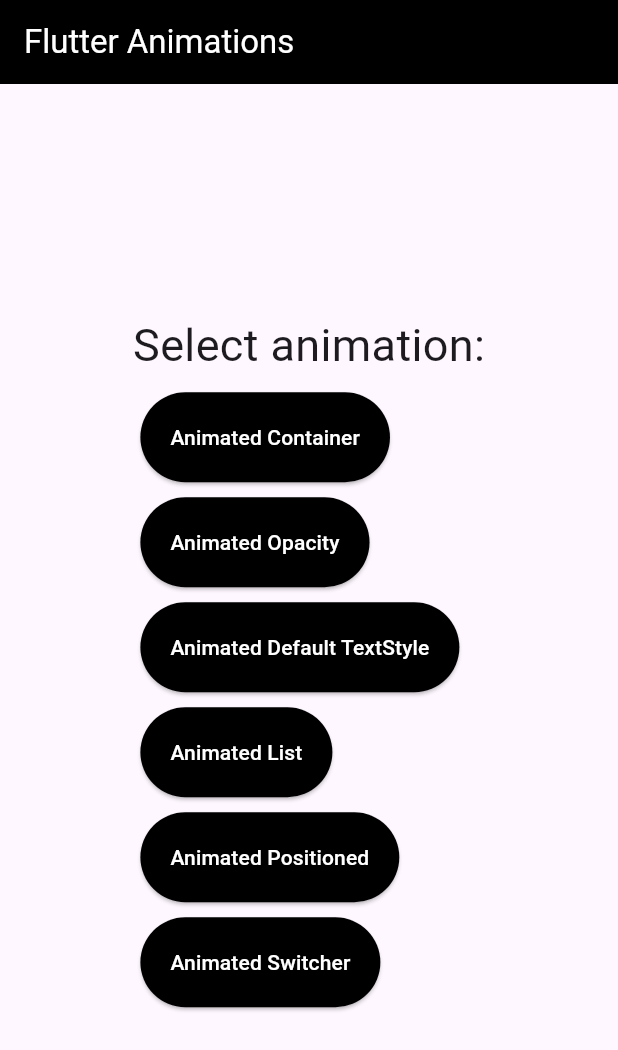
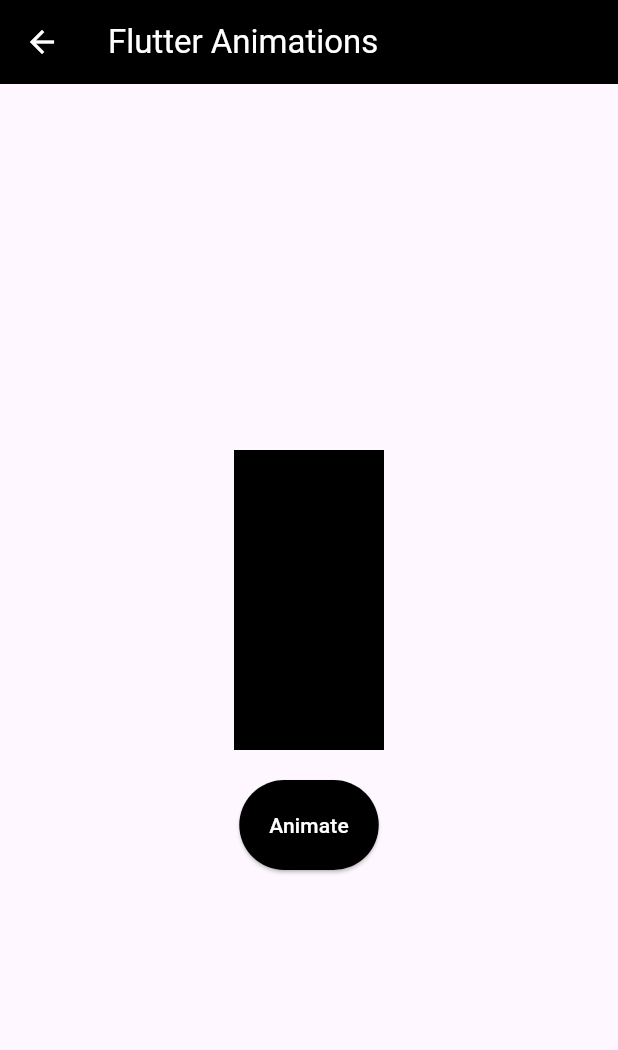
Before and after one commit to mernaislam/Flutter-Animations-pt1, a Flutter app: the screen it shows after launch, after a tap on "Animated Switcher", on a phone screen of 412 x 824 dp. Shown: the top 1050 px of the screen. Run offline on Flutter 3.47's test engine with Material 3 defaults, Android fonts, the phone set to English and light mode, and no system bars; network calls fail.

Commit message:
feat: Add Animated Switcher

```diff
--- a/flutter_animations_pt1/lib/main.dart
+++ b/flutter_animations_pt1/lib/main.dart
@@ -3,6 +3,7 @@
 import 'package:flutter_animations_pt1/screens/animated_list_screen.dart';
 import 'package:flutter_animations_pt1/screens/animated_opacity_screen.dart';
 import 'package:flutter_animations_pt1/screens/animated_positioned_screen.dart';
+import 'package:flutter_animations_pt1/screens/animated_switcher_screen.dart';
 import 'package:flutter_animations_pt1/screens/animated_text_style_screen.dart';
 import 'package:flutter_animations_pt1/screens/home_screen.dart';
 
@@ -25,6 +26,7 @@
         AnimatedTextStyleScreen.id : (context) => const AnimatedTextStyleScreen(),
         AnimatedListScreen.id : (context) => const AnimatedListScreen(),
         AnimatedPositionedScreen.id : (context) => const AnimatedPositionedScreen(),
+        AnimatedSwitcherScreen.id : (context) => const AnimatedSwitcherScreen(),
       },
       initialRoute: HomeScreen.id,
     );
--- /dev/null
+++ b/flutter_animations_pt1/lib/screens/animated_switcher_screen.dart
@@ -0,0 +1,69 @@
+import 'package:flutter/material.dart';
+import 'package:flutter/widgets.dart';
+import 'package:flutter_animations_pt1/core/helpers.dart';
+
+class AnimatedSwitcherScreen extends StatefulWidget {
+  const AnimatedSwitcherScreen({super.key});
+
+  static const id = 'Animated Switcher';
+  @override
+  State<AnimatedSwitcherScreen> createState() => _AnimatedSwitcherScreenState();
+}
+
+class _AnimatedSwitcherScreenState extends State<AnimatedSwitcherScreen> {
+  bool toggle = false;
+
+  @override
+  Widget build(BuildContext context) {
+    return Scaffold(
+      appBar: AppBar(
+        title: const Text('Flutter Animations'),
+        backgroundColor: Colors.black,
+        foregroundColor: Colors.white,
+      ),
+      body: Center(
+        child: Column(
+          mainAxisAlignment: MainAxisAlignment.center,
+          children: [
+            AnimatedSwitcher(
+              duration: const Duration(milliseconds: 500),
+              transitionBuilder: (child, animation) {
+                return RotationTransition(
+                  turns: animation,
+                  child: child,
+                );
+              },
+              child: toggle
+                  ? Container(
+                      key: const ValueKey(1),
+                      height: 100,
+                      width: 200,
+                      color: Colors.blue,
+                    )
+                  : Container(
+                      key: const ValueKey(2),
+                      height: 200,
+                      width: 100,
+                      color: Colors.black,
+                    ),
+            ),
+            const SizedBox(
+              height: 20,
+            ),
+            ElevatedButton(
+              onPressed: () {
+                setState(() {
+                  toggle = !toggle;
+                });
+              },
+              style: style(),
+              child: const Text(
+                'Animate',
+              ),
+            )
+          ],
+        ),
+      ),
+    );
+  }
+}
--- a/flutter_animations_pt1/lib/screens/home_screen.dart
+++ b/flutter_animations_pt1/lib/screens/home_screen.dart
@@ -4,6 +4,7 @@
 import 'package:flutter_animations_pt1/screens/animated_list_screen.dart';
 import 'package:flutter_animations_pt1/screens/animated_opacity_screen.dart';
 import 'package:flutter_animations_pt1/screens/animated_positioned_screen.dart';
+import 'package:flutter_animations_pt1/screens/animated_switcher_screen.dart';
 import 'package:flutter_animations_pt1/screens/animated_text_style_screen.dart';
 
 class HomeScreen extends StatelessWidget {
@@ -19,7 +20,7 @@
       AnimatedTextStyleScreen.id,
       AnimatedListScreen.id,
       AnimatedPositionedScreen.id,
-      'Animated Switcher',
+      AnimatedSwitcherScreen.id,
     ];
     return Scaffold(
       appBar: AppBar(
```
